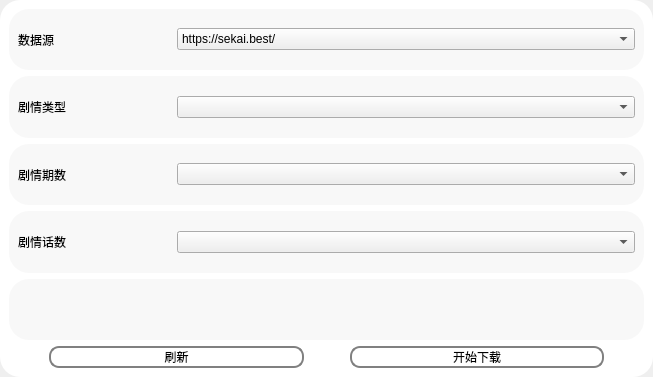
Qt form src/gui/design/WidgetDataDownload.ui (Icexbb/SekaiSubtitle-Python) before a commit.
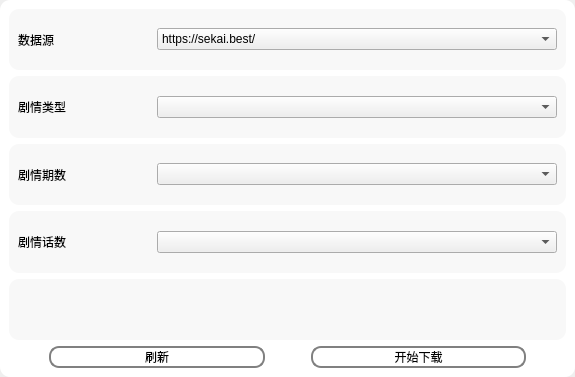
The same form after that commit.

Patch:
```diff
--- a/src/gui/design/WidgetDataDownload.ui
+++ b/src/gui/design/WidgetDataDownload.ui
@@ -6,7 +6,7 @@
    <rect>
     <x>0</x>
     <y>0</y>
-    <width>653</width>
+    <width>575</width>
     <height>377</height>
    </rect>
   </property>
@@ -15,7 +15,7 @@
   </property>
   <property name="styleSheet">
    <string notr="true">QFrame{background-color:rgb(248, 248, 248);border-color: rgb(204, 204, 204);border-size:
-                2px;border-radius:20px;}
+                2px;border-radius:10px;}
                 QFrame#MainFrame{background-color: rgb(255, 255, 255);}
                 QPushButton{border: 2px solid grey; border-radius: 10px;}
             </string>
```
